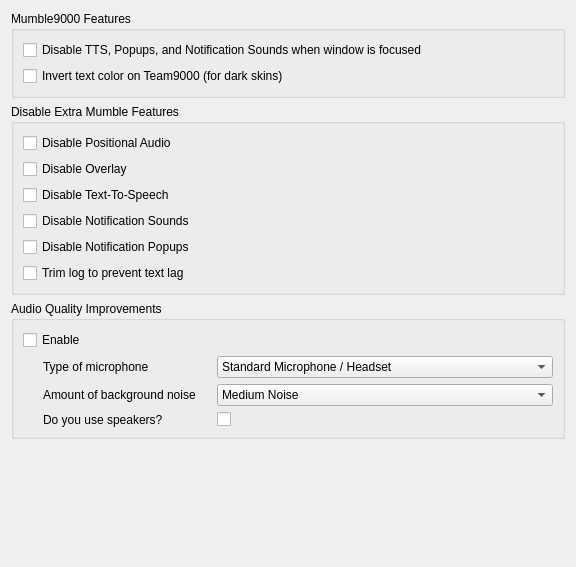
First picture: the form in src/mumble/M9Config.ui, repository team9000/mumble9000, before the edit.
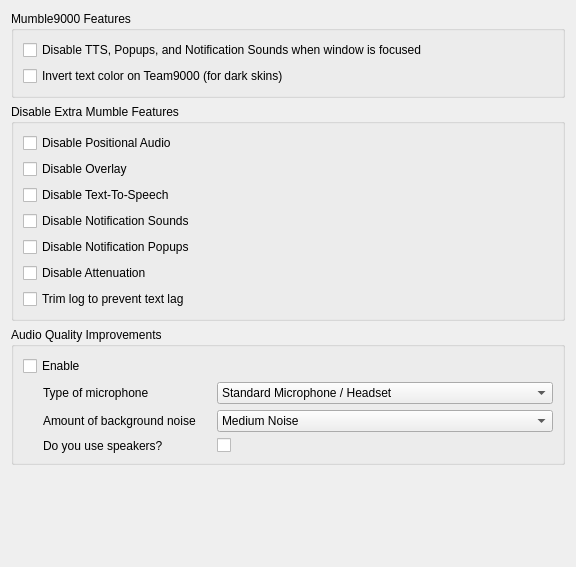
Second picture: the form after the edit.

Commit message: build with jom, add attenuate enable option, bump to 1.0.8

```diff
--- a/src/mumble/M9Config.ui
+++ b/src/mumble/M9Config.ui
@@ -78,6 +78,13 @@
         </property>
        </widget>
       </item>
+      <item>
+       <widget class="QCheckBox" name="qcbDisableAttenuate">
+        <property name="text">
+         <string>Disable Attenuation</string>
+        </property>
+       </widget>
+      </item>
       <item>
        <widget class="QCheckBox" name="qcbTrimLog">
         <property name="text">
```
The commit also changes 7 other files.
